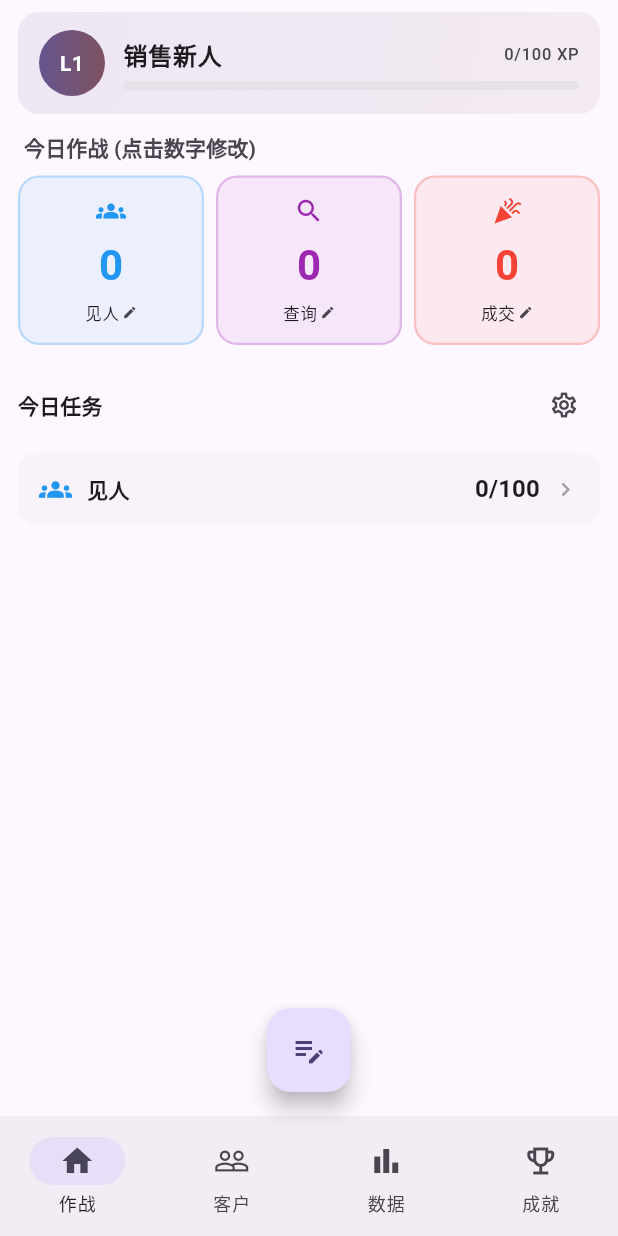
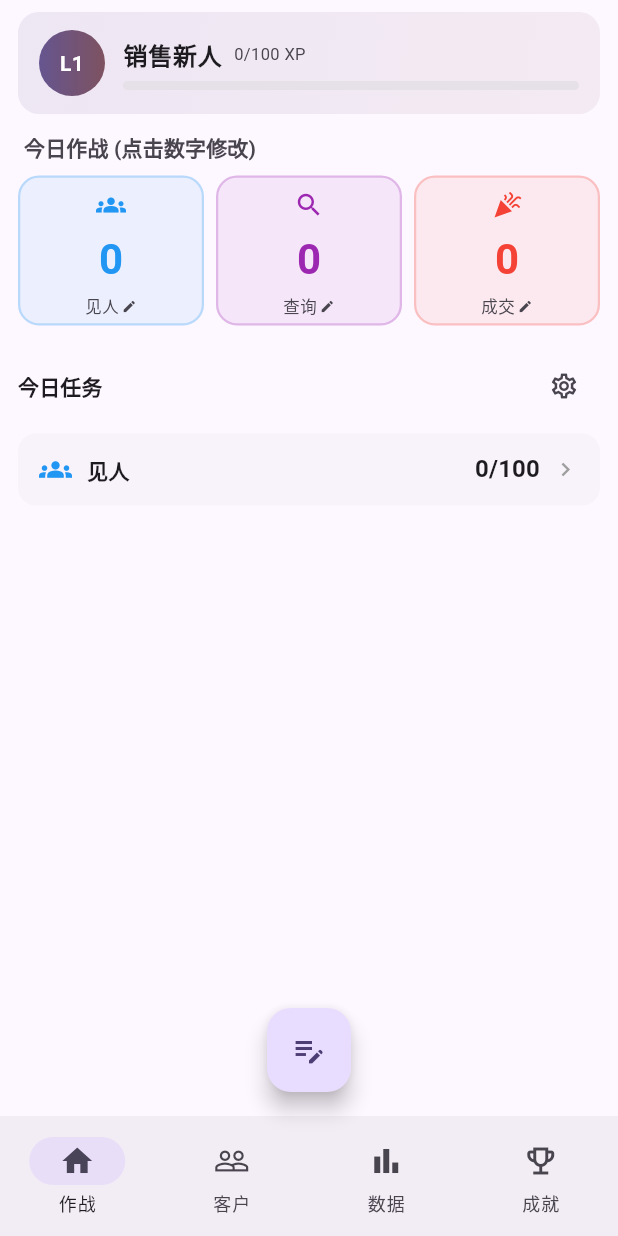
Before and after one commit to SurplusFate/sales-quest, a Flutter app: the screen it shows after launch, on a phone screen of 412 x 824 dp. Run offline on Flutter 3.47's test engine with Material 3 defaults, Android fonts, the light colour scheme and no system bars; our stand-ins replace drift, flutter_riverpod, go_router; accounts and stored records are empty; generated files the repository leaves out were written again.

Commit message:
fix: 修复首页布局 (不碰app/)
- SafeArea(bottom:false) 防内容被状态栏遮挡
- IntrinsicHeight → SizedBox(height:100) 固定卡片行高
- mainAxisSize.min → max(默认) 让Column填满高度居中
- theme.textTheme.labelSmall → 显式TextStyle(fontSize:11)
- Expanded → Flexible 防等级标题行溢出

```diff
--- a/lib/ui/home/home_page.dart
+++ b/lib/ui/home/home_page.dart
@@ -7,12 +7,7 @@ import '../../providers/action_providers.dart';
 import '../../providers/task_providers.dart';
 import '../../services/daily_task_service.dart';
 
-/// 作战首页 - V1.0 核心 Dashboard
-///
-/// 布局设计 (户外单手操作优先):
-/// 1. 顶部: 等级卡片 (紧凑, 仅展示状态)
-/// 2. 中部: 三个大数字卡片 (可点击直接编辑, 主要操作方式)
-/// 3. 下部: 今日任务进度 (含任务配置入口)
+/// 作战首页
 class HomePage extends ConsumerWidget {
   const HomePage({super.key});
 
@@ -31,10 +26,11 @@ class HomePage extends ConsumerWidget {
     final totalXp = userStats?.totalXp ?? 0;
     final streakDays = userStats?.streakDays ?? 0;
 
-    return ListView(
+    return SafeArea(
+      bottom: false,
+      child: ListView(
         padding: const EdgeInsets.fromLTRB(12, 8, 12, 100),
         children: [
-        // === 等级卡片 ===
           _LevelCard(
             level: level.level,
             title: level.title,
@@ -45,8 +41,6 @@ class HomePage extends ConsumerWidget {
             streakDays: streakDays,
           ),
           const SizedBox(height: 12),
-
-        // === 今日作战 (可点击直接编辑) ===
           Padding(
             padding: const EdgeInsets.only(left: 4, bottom: 8),
             child: Text(
@@ -57,7 +51,8 @@ class HomePage extends ConsumerWidget {
                   ),
             ),
           ),
-        IntrinsicHeight(
+          SizedBox(
+            height: 100,
             child: Row(
               crossAxisAlignment: CrossAxisAlignment.stretch,
               children: [
@@ -118,8 +113,6 @@ class HomePage extends ConsumerWidget {
             ),
           ),
           const SizedBox(height: 16),
-
-        // === 今日任务 ===
           Row(
             children: [
               Expanded(
@@ -144,10 +137,10 @@ class HomePage extends ConsumerWidget {
           else
             ..._buildTaskRows(tasks),
         ],
+      ),
     );
   }
 
-  /// 弹出快捷编辑对话框
   void _editMetric(
     BuildContext context,
     WidgetRef ref, {
@@ -217,7 +210,6 @@ class HomePage extends ConsumerWidget {
     );
   }
 
-  /// 执行保存操作
   Future<void> _doSave(
     BuildContext dialogContext,
     StateSetter setDialogState,
@@ -238,8 +230,7 @@ class HomePage extends ConsumerWidget {
         }
         return;
       }
-      final value = parsed;
-      await onSave(value);
+      await onSave(parsed);
       if (dialogContext.mounted) {
         Navigator.of(dialogContext).pop();
         ScaffoldMessenger.of(dialogContext).showSnackBar(
@@ -304,7 +295,6 @@ class HomePage extends ConsumerWidget {
   }
 }
 
-/// 等级卡片: 等级徽章 + 等级名 + XP 进度条 + 连续作战天数
 class _LevelCard extends StatelessWidget {
   final int level;
   final String title;
@@ -378,7 +368,7 @@ class _LevelCard extends StatelessWidget {
               children: [
                 Row(
                   children: [
-                    Expanded(
+                    Flexible(
                       child: Text(
                         title,
                         maxLines: 1,
@@ -403,7 +393,8 @@ class _LevelCard extends StatelessWidget {
                             const SizedBox(width: 2),
                             Text(
                               '$streakDays',
-                              style: theme.textTheme.labelSmall?.copyWith(
+                              style: TextStyle(
+                                fontSize: 11,
                                 color: Colors.orange.shade700,
                                 fontWeight: FontWeight.bold,
                               ),
@@ -415,8 +406,10 @@ class _LevelCard extends StatelessWidget {
                     const SizedBox(width: 8),
                     Text(
                       xpText,
-                      style: theme.textTheme.labelSmall?.copyWith(
-                          color: theme.colorScheme.onSurfaceVariant),
+                      style: TextStyle(
+                        fontSize: 11,
+                        color: theme.colorScheme.onSurfaceVariant,
+                      ),
                     ),
                   ],
                 ),
@@ -438,7 +431,6 @@ class _LevelCard extends StatelessWidget {
   }
 }
 
-/// 可编辑的大数字统计卡片 — 点击直接修改
 class _EditableStatCard extends StatelessWidget {
   final int value;
   final String label;
@@ -460,7 +452,7 @@ class _EditableStatCard extends StatelessWidget {
     return GestureDetector(
       onTap: onTap,
       child: Container(
-        padding: const EdgeInsets.symmetric(vertical: 12, horizontal: 4),
+        padding: const EdgeInsets.symmetric(vertical: 8, horizontal: 4),
         decoration: BoxDecoration(
           color: color.withValues(alpha: 0.08),
           borderRadius: BorderRadius.circular(14),
@@ -468,7 +460,6 @@ class _EditableStatCard extends StatelessWidget {
         ),
         child: Column(
           mainAxisAlignment: MainAxisAlignment.center,
-          mainAxisSize: MainAxisSize.min,
           children: [
             Icon(icon, color: color, size: 20),
             const SizedBox(height: 6),
@@ -486,8 +477,10 @@ class _EditableStatCard extends StatelessWidget {
               children: [
                 Text(
                   label,
-                  style: theme.textTheme.labelSmall,
-                  overflow: TextOverflow.ellipsis,
+                  style: TextStyle(
+                    fontSize: 11,
+                    color: theme.colorScheme.onSurfaceVariant,
+                  ),
                 ),
                 const SizedBox(width: 2),
                 Icon(Icons.edit, size: 10,
@@ -501,7 +494,6 @@ class _EditableStatCard extends StatelessWidget {
   }
 }
 
-/// 今日任务行: 完成显示勾, 否则显示指标图标 + progress/target
 class _TaskRow extends StatelessWidget {
   final String label;
   final IconData icon;
@@ -563,7 +555,6 @@ class _TaskRow extends StatelessWidget {
   }
 }
 
-/// 空任务卡片 (当天未设置任务或未包含任何指标)
 class _EmptyTaskCard extends StatelessWidget {
   final DailyTaskConfig? config;
   const _EmptyTaskCard({this.config});
@@ -579,7 +570,6 @@ class _EmptyTaskCard extends StatelessWidget {
         border: Border.all(
           color: theme.colorScheme.outlineVariant,
           width: 1,
-          style: BorderStyle.solid,
         ),
       ),
       child: Column(
@@ -591,7 +581,8 @@ class _EmptyTaskCard extends StatelessWidget {
                 ? '点击右侧设置按钮配置今日基础任务'
                 : '今日未设置任何基础任务\n请在设置中添加指标',
             textAlign: TextAlign.center,
-            style: theme.textTheme.bodySmall?.copyWith(
+            style: TextStyle(
+              fontSize: 13,
               color: theme.colorScheme.onSurfaceVariant,
             ),
           ),
```
Lines whose indentation alone changed are shown as unchanged.
